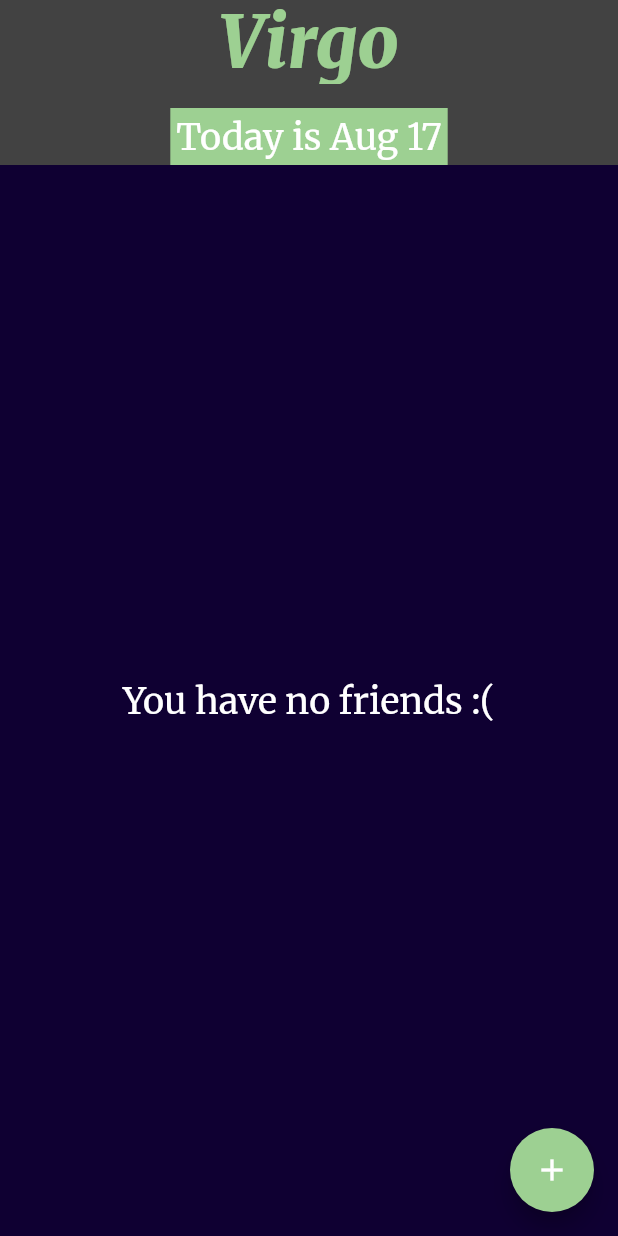
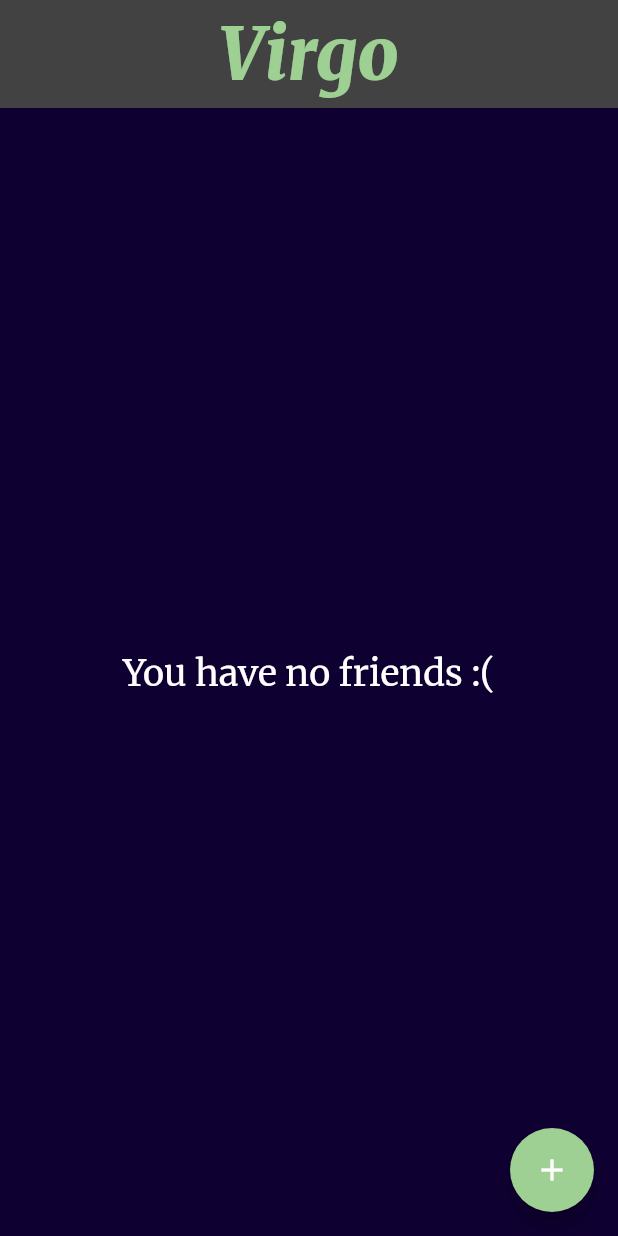
Before and after one commit to T-Takeshige/virgo, a Flutter app: the screen it shows after launch, on a phone screen of 412 x 824 dp. Run offline on Flutter 3.47's test engine with Material 2 defaults, Android fonts, the phone set to English and light mode, and no system bars; our stand-ins replace bloc, equatable, flutter_bloc, flutter_spinkit, flutter_sticky_header, google_fonts and 1 more; accounts and stored records are empty.

Commit message:
fixed appbar title clipping and today is bar

```diff
--- a/lib/ui/home.dart
+++ b/lib/ui/home.dart
@@ -12,14 +12,11 @@ import 'package:virgo/ui/widgets/birthday_list.dart';
 class Home extends StatelessWidget {
   @override
   Widget build(BuildContext context) {
-    DateTime now = DateTime.now();
-
     return Scaffold(
-      appBar: PreferredSize(
-        preferredSize: Size.fromHeight(110.0),
-        child: AppBar(
+      appBar: AppBar(
         centerTitle: true,
         elevation: 0.0,
+        toolbarHeight: 72,
         title: Text(
           'Virgo',
           style: GoogleFonts.merriweather(
@@ -28,19 +25,6 @@ class Home extends StatelessWidget {
               fontStyle: FontStyle.italic,
               fontWeight: FontWeight.w900,
               color: Theme.of(context).primaryColor,
-              ),
-            ),
-          ),
-          bottom: PreferredSize(
-            preferredSize: Size.fromHeight(30.0),
-            child: Container(
-              padding: EdgeInsets.all(4.0),
-              color: Theme.of(context).primaryColor,
-              child: Text(
-                'Today is ${dateTimeToString(now)}',
-                textAlign: TextAlign.center,
-                style: TextStyle(color: Colors.white, fontSize: 24),
-              ),
             ),
           ),
         ),
--- a/lib/ui/profile_page.dart
+++ b/lib/ui/profile_page.dart
@@ -63,11 +63,10 @@ class _ProfileState extends State<Profile> {
         }
       },
       child: Scaffold(
-        appBar: PreferredSize(
-          preferredSize: Size.fromHeight(65.0),
-          child: AppBar(
+        appBar: AppBar(
           centerTitle: true,
           elevation: 0.0,
+          toolbarHeight: 72,
           title: Text(
             'Virgo',
             style: GoogleFonts.merriweather(
@@ -76,7 +75,6 @@ class _ProfileState extends State<Profile> {
                 fontStyle: FontStyle.italic,
                 fontWeight: FontWeight.w900,
                 color: Theme.of(context).primaryColor,
-                ),
               ),
             ),
           ),
--- a/lib/ui/widgets/birthday_list.dart
+++ b/lib/ui/widgets/birthday_list.dart
@@ -4,6 +4,7 @@ import 'package:flutter_sticky_header/flutter_sticky_header.dart';
 import 'package:virgo/accessories/styles.dart';
 import 'package:virgo/bloc/blocs.dart';
 import 'package:virgo/models/friend.dart';
+import 'package:virgo/models/my_date.dart';
 import 'package:virgo/ui/profile_page.dart';
 
 import 'loading.dart';
@@ -126,7 +127,18 @@ class BirthdayList extends StatelessWidget {
           ));
         else {
           List<Friend> friendsList = (state as BdayLoadSuccessSt).bdays;
-          List<Widget> widgets = [];
+          List<Widget> widgets = []..add(SliverStickyHeader(
+              header: Container(
+                height: 60.0,
+                color: Theme.of(context).primaryColor,
+                padding: EdgeInsets.symmetric(horizontal: 16.0),
+                alignment: Alignment.center,
+                child: Text(
+                  'Today is ${dateTimeToString(now)}',
+                  style: const TextStyle(color: Colors.white, fontSize: 24),
+                ),
+              ),
+            ));
 
           if (friendsList.isEmpty) {
             return Container(
```
Lines whose indentation alone changed are shown as unchanged.
